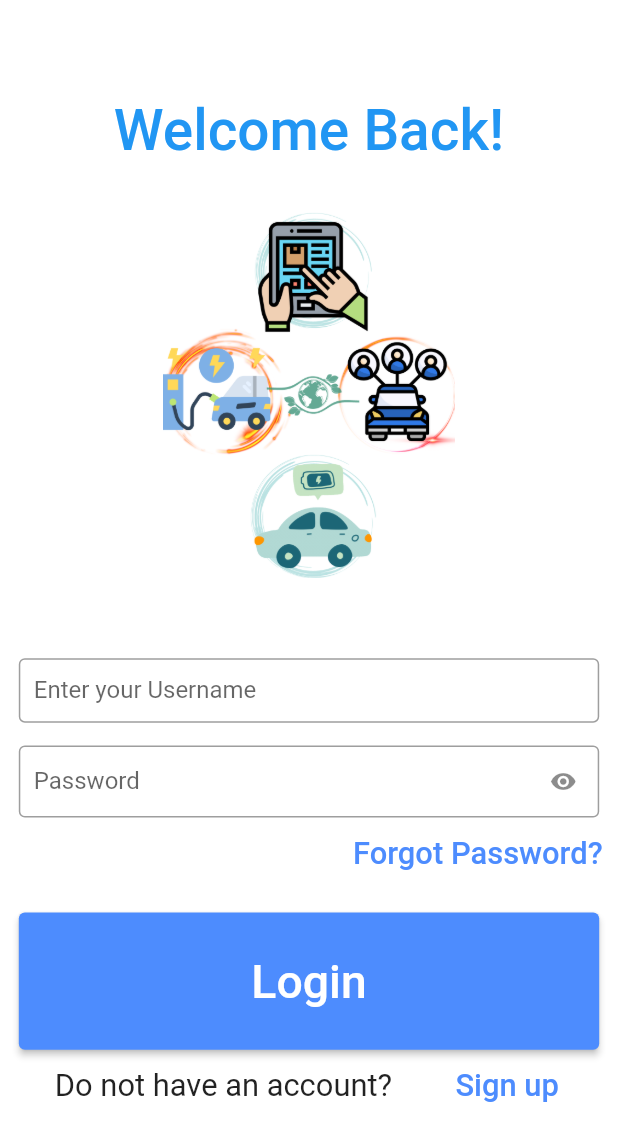
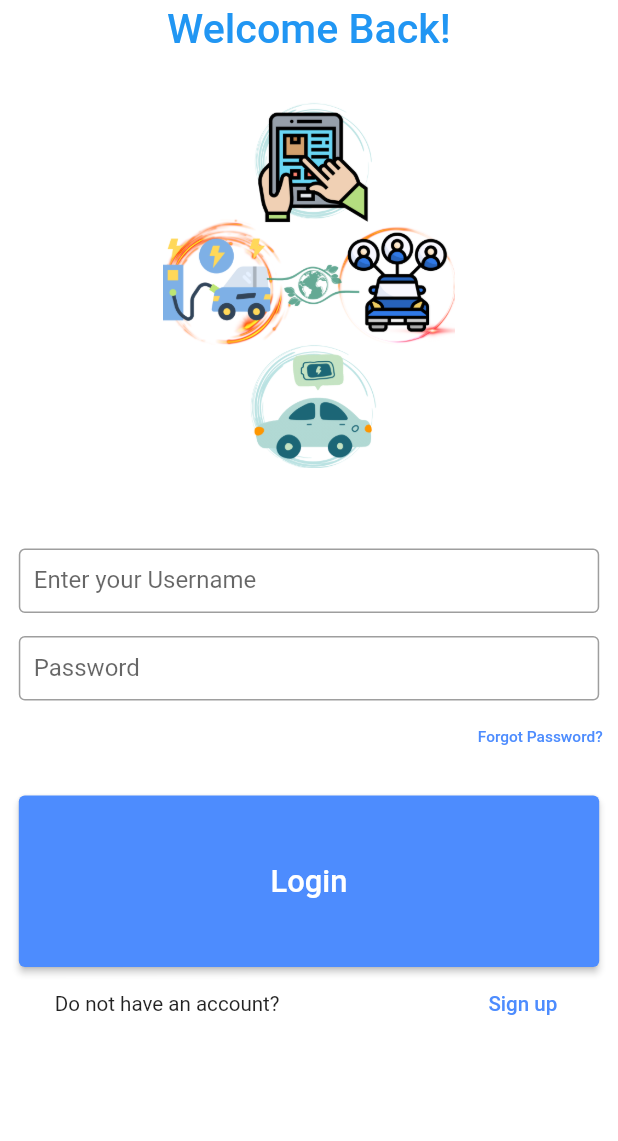
Before and after one commit to nguyentea/MOT_ControlPanel_flutter-dev_thuc, a Flutter app: the screen it shows after launch, on a phone screen of 412 x 824 dp. Shown: the top 1141 px of the screen. Run offline on Flutter 3.47's test engine with Material 2 defaults, Android fonts, the light colour scheme and no system bars; our stand-ins replace animated_text_kit, awesome_dialog, cloud_firestore, dio, firebase_auth, firebase_core and 7 more; missing offline and left inert: flutter_downloader, flutter_file_downloader, flutter_mjpeg, flutter_vlc_player, side_bar_custom, splash_screen_view; accounts and stored records are empty; Roboto replaces fonts that are missing (Poppins).

Commit message:
Revert "17/7 fix login"
This reverts commit f4f3225bf9dc68ed5fb5512169f9a2ec0eff8a2b.

```diff
--- a/lib/screens/login.dart
+++ b/lib/screens/login.dart
@@ -3,7 +3,6 @@ import 'package:flutter/cupertino.dart';
 import 'package:flutter/material.dart';
 import 'package:firebase_auth/firebase_auth.dart';
 import 'package:fluttercontrolpanel/components/empty_page.dart';
-import 'package:shared_preferences/shared_preferences.dart';
 import 'package:splash_screen_view/SplashScreenView.dart';
 
 import '../components/side_menu.dart';
@@ -64,30 +63,6 @@ class _SignPageState extends State<SignPage> {
 
   TextEditingController nameController = TextEditingController();
   TextEditingController passwordController = TextEditingController();
-  bool showPass = true;
-  save(var data, var name) async {
-    final SharedPreferences prefs = await SharedPreferences.getInstance();
-    await prefs.setString(name, data);
-  }
-  savebool(var data, var name) async {
-    final SharedPreferences prefs = await SharedPreferences.getInstance();
-    await prefs.setBool(name, data);
-  }
-  @override
-  void initState(){
-    super.initState();
-    _GetDataSave();
-  }
-  _GetDataSave() async {
-    final SharedPreferences prefs = await SharedPreferences.getInstance();
-    String? dataname = prefs.getString('username');
-    String? datapass = prefs.getString('password');
-    setState(() {
-      dataname != null ? nameController.text = dataname! : "";
-      datapass != null ? passwordController.text = datapass! : "";
-    });
-
-  }
 
   @override
   Widget build(BuildContext context) {
@@ -101,9 +76,6 @@ class _SignPageState extends State<SignPage> {
             padding:  EdgeInsets.all(13*curR),
             child: ListView(
               children: <Widget>[
-                SizedBox(
-                  height: 80*heightR,
-                ),
                 Container(
                     alignment: Alignment.center,
                     padding:  EdgeInsets.only(top: 10*curR,left: 10*curR,right: 10*curR,bottom: 10*curR),
@@ -113,7 +85,7 @@ class _SignPageState extends State<SignPage> {
                       style: TextStyle(
                           color: Colors.blue,
                           fontWeight: FontWeight.w500,
-                          fontSize: 220 * curR),
+                          fontSize: 160 * curR),
                     )),
                 Container(
                   // color: Colors.red,
@@ -139,21 +111,21 @@ class _SignPageState extends State<SignPage> {
                     decoration: InputDecoration(
                       labelText: 'Password',
                       hintText: "Enter your Password",
-                      suffixIcon: IconButton(
-                          icon: Icon(
-                            showPass ? Icons.visibility : Icons.visibility_off,
-                            semanticLabel: showPass ? 'hide password' : 'show password',
-                          ),
-                          onPressed: () {
-                            setState(() {
-                              setState(() {
-                                showPass = !showPass;
-                              });
-                              //print("Icon button pressed! state: $_passwordVisible"); //Confirmed that the _passwordVisible is toggled each time the button is pressed.
-                            });
-                          }),
+                      // suffixIcon: IconButton(
+                      //     icon: Icon(
+                      //       showPass ? Icons.visibility : Icons.visibility_off,
+                      //       semanticLabel: showPass ? 'hide password' : 'show password',
+                      //     ),
+                      //     onPressed: () {
+                      //       setState(() {
+                      //         setState(() {
+                      //           showPass = !showPass;
+                      //         });
+                      //         //print("Icon button pressed! state: $_passwordVisible"); //Confirmed that the _passwordVisible is toggled each time the button is pressed.
+                      //       });
+                      //     }),
                     ),
-                    obscureText: showPass,
+                    obscureText: true,
 
                   ),
                 ),
@@ -184,19 +156,19 @@ class _SignPageState extends State<SignPage> {
                     child:  Text(
                       'Forgot Password?',
                       style: TextStyle(
-                        fontSize: 120*curR,
+                        fontSize: 60*curR,
                       ),
                     ),
                   ),
                 ),
                 Container(
-                    height: 120*heightR,
+                    height: 150*heightR,
                     margin: EdgeInsets.only(top: 20*heightR),
                     padding:  EdgeInsets.fromLTRB(60*widthR, 0, 60*widthR, 0),
                     child: ElevatedButton(
                       child:  Text(
                         'Login',
-                        style: TextStyle(fontSize: 180*curR),
+                        style: TextStyle(fontSize: 120*curR),
                       ),
                       onPressed: () {
                         signInEmailPassword(nameController.text, passwordController.text);
@@ -209,7 +181,7 @@ class _SignPageState extends State<SignPage> {
                       margin: EdgeInsets.only(left: 200*widthR),
                       child: Text('Do not have an account?',
                         style: TextStyle(
-                          fontSize: 120*curR,
+                          fontSize: 80*curR,
                         ),),
                     ),
                     Container(
@@ -217,7 +189,7 @@ class _SignPageState extends State<SignPage> {
                         child: TextButton(
                           child:  Text(
                             'Sign up',
-                            style: TextStyle(fontSize: 120*curR),
+                            style: TextStyle(fontSize: 80*curR),
                           ),
                           onPressed: () {
                             Navigator.push(context, MaterialPageRoute(
@@ -244,8 +216,6 @@ class _SignPageState extends State<SignPage> {
                 builder: (context) =>
                     SideMenu(currentIndex: 0,currentIndex_listcamera: 0, currentIndex_listProfile: 0, currentIndext_listSearch: 0,)
             ));
-            save(nameController.text,'username');
-            save(passwordController.text,'password');
       }).catchError((e){
         print(e);
         MSG(e.code);
--- a/pubspec.yaml
+++ b/pubspec.yaml
@@ -66,7 +66,6 @@ dependencies:
   line_awesome_flutter: 2.0.0
   image_picker: ^0.8.7+4
   flutter_downloader: ^1.6.2
-  shared_preferences: ^2.2.0
 
 
 
```
Also changed, not shown: pubspec.lock, 1 other file.
